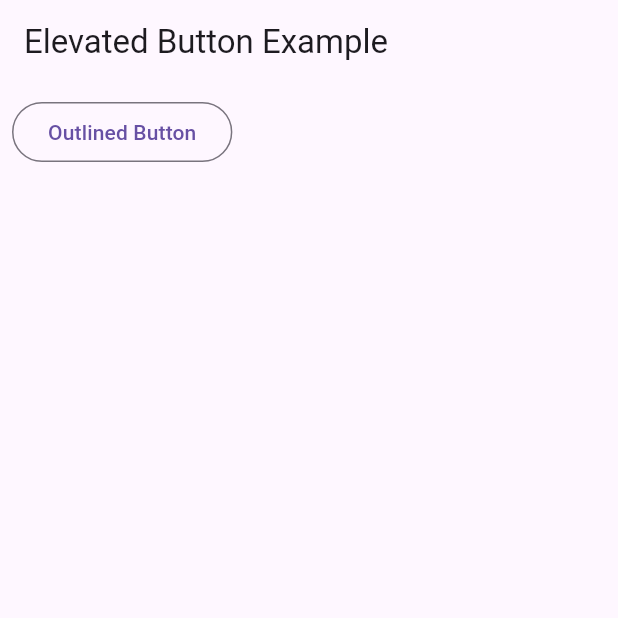
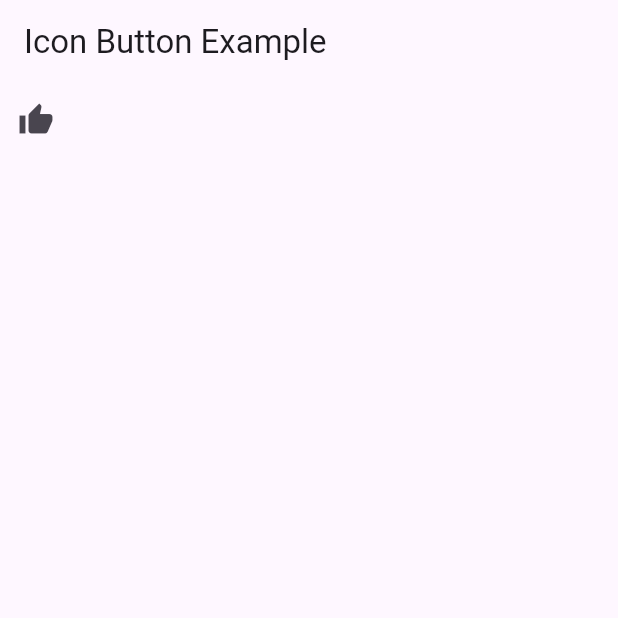
Before and after one commit to sazal11/Flutter_Basic, a Flutter app: the screen it shows after launch, on a phone screen of 412 x 824 dp, the top half of it. Run offline on Flutter 3.47's test engine with Material 3 defaults, Android fonts, the phone set to English and light mode, and no system bars.

Commit message:
Icon Button Example one

```diff
--- a/lib/main.dart
+++ b/lib/main.dart
@@ -1,7 +1,7 @@
 import 'package:flutter/material.dart';
 
 void main() {
-  runApp(const OutLinedButtonEg1());
+  runApp(const IconButtonEg1());
 }
 
 class MyApp extends StatelessWidget {
@@ -249,3 +249,20 @@ class OutLinedButtonEg1 extends StatelessWidget {
             )));
   }
 }
+
+class IconButtonEg1 extends StatelessWidget {
+  const IconButtonEg1({super.key});
+  @override
+  Widget build(BuildContext context) {
+    return MaterialApp(
+        home: Scaffold(
+            appBar: AppBar(
+              title: Text('Icon Button Example'),
+            ),
+            body: IconButton(
+                onPressed: () {
+                  print('Icon Button');
+                },
+                icon: Icon(Icons.thumb_up))));
+  }
+}
```
